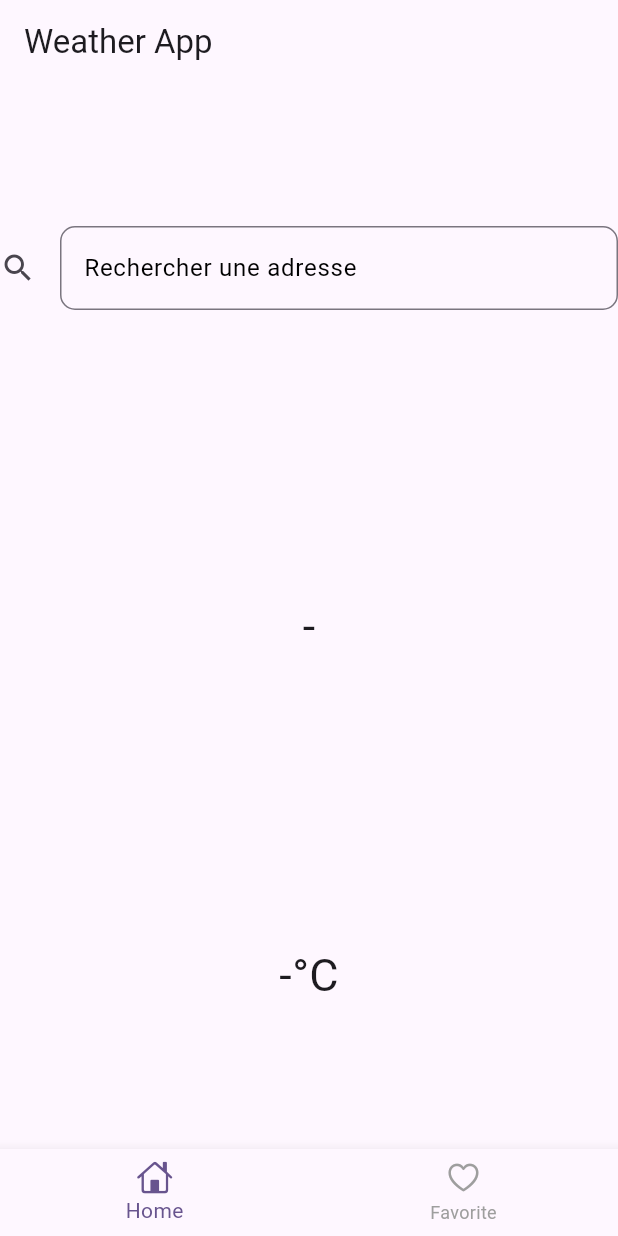
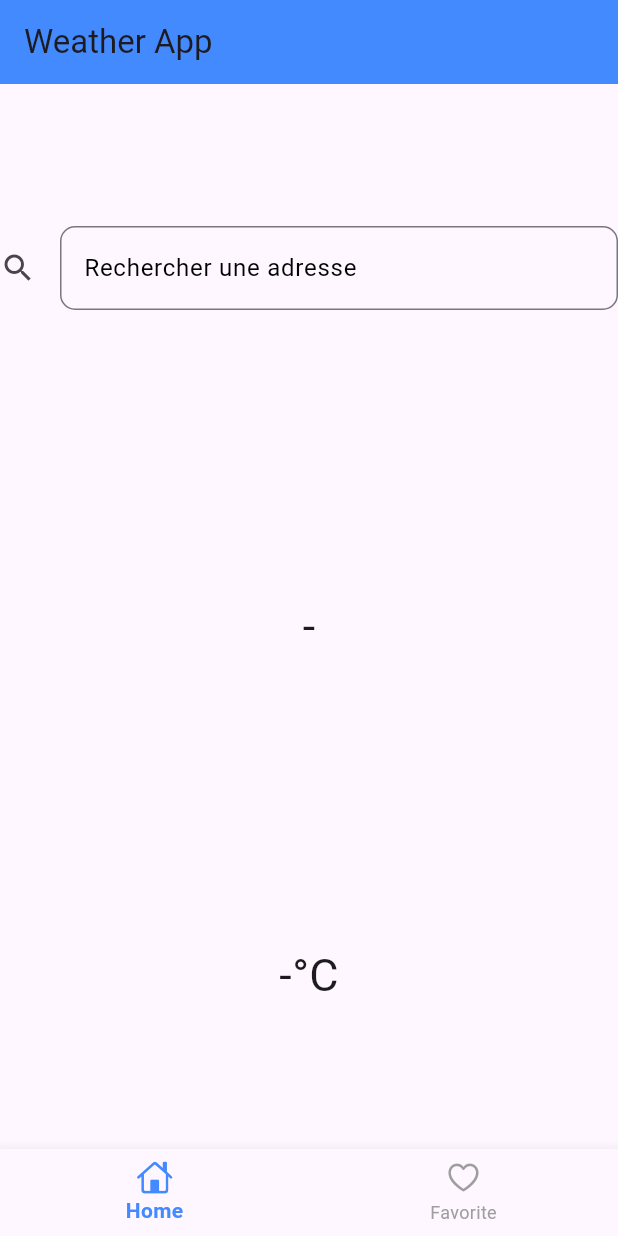
Before and after one commit to sofian-bali/WeatherApp, a Flutter app: the screen it shows after launch, on a phone screen of 412 x 824 dp. Run offline on Flutter 3.47's test engine with Material 3 defaults, Android fonts, the phone set to English and light mode, and no system bars; our stand-ins replace easy_debounce, flutter_bloc, flutter_dotenv, latlong2, shared_preferences.

Commit message:
💄 Mise en styles des pages

```diff
--- a/lib/ui/screens/home.dart
+++ b/lib/ui/screens/home.dart
@@ -9,7 +9,7 @@ import 'package:weather_app/ui/widget/bottom_bar.dart';
 import 'package:easy_debounce/easy_debounce.dart';
 
 class HomeScreen extends StatefulWidget {
-  const HomeScreen({super.key});
+  const HomeScreen({Key? key});
 
   @override
   State<HomeScreen> createState() => _HomeScreenState();
@@ -28,6 +28,7 @@ class _HomeScreenState extends State<HomeScreen> {
     return Scaffold(
       appBar: AppBar(
         title: const Text('Weather App'),
+        backgroundColor: Colors.blueAccent,
       ),
       body: BlocBuilder<FavoryCubit, List<Address>>(
         builder: (favoryContext, favoryState) {
--- a/lib/ui/widget/bottom_bar.dart
+++ b/lib/ui/widget/bottom_bar.dart
@@ -3,10 +3,9 @@ import 'package:flutter/cupertino.dart';
 import 'package:weather_app/router.dart';
 
 class CustomBottomAppBar extends StatefulWidget {
-  const CustomBottomAppBar({super.key});
+  const CustomBottomAppBar({Key? key});
 
   @override
-  // ignore: library_private_types_in_public_api
   _CustomBottomAppBarState createState() => _CustomBottomAppBarState();
 }
 
@@ -47,9 +46,12 @@ class _CustomBottomAppBarState extends State<CustomBottomAppBar> {
         ),
       ],
       currentIndex: _selectedIndex,
-      selectedItemColor: Theme.of(context).primaryColor,
-      unselectedItemColor: Colors.grey,
+      selectedItemColor:
+          Colors.blueAccent, // Change the selected item color here
+      unselectedItemColor: Colors.grey, // Change the unselected item color here
       onTap: _onItemTapped,
+      selectedLabelStyle: const TextStyle(fontWeight: FontWeight.bold),
+      unselectedLabelStyle: const TextStyle(fontWeight: FontWeight.normal),
     );
   }
 }
```
